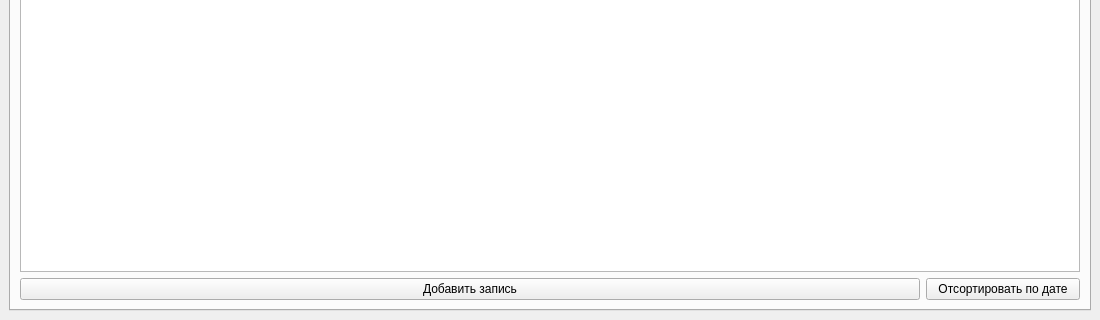
First picture: the form in Data_management/2/mainwindow.ui, repository lDeathlWhisperl/LETI, before the edit; both pictures show x 0 to 1100 and y 325 to 645 of the 1100 by 645 pixel window.
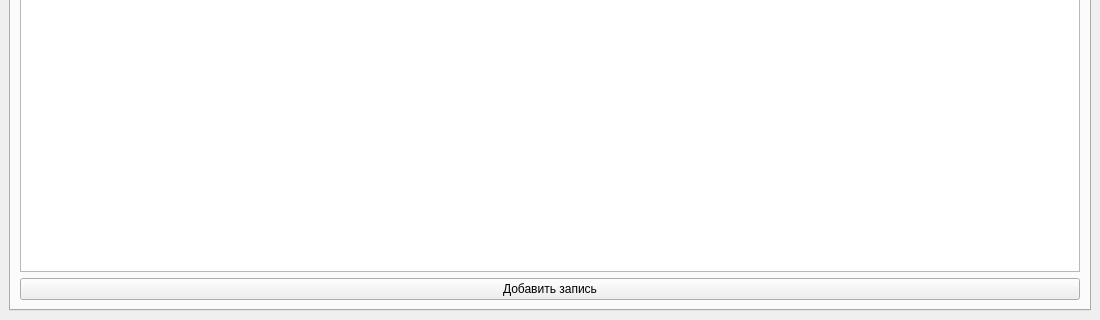
Second picture: the form after the edit.

```diff
--- a/Data_management/2/mainwindow.ui
+++ b/Data_management/2/mainwindow.ui
@@ -155,13 +155,13 @@
            <widget class="QPushButton" name="PB_m_entry">
             <property name="minimumSize">
              <size>
-              <width>900</width>
+              <width>0</width>
               <height>0</height>
              </size>
             </property>
             <property name="maximumSize">
              <size>
-              <width>900</width>
+              <width>16777215</width>
               <height>16777215</height>
              </size>
             </property>
@@ -170,13 +170,6 @@
             </property>
            </widget>
           </item>
-          <item>
-           <widget class="QPushButton" name="PB_sort">
-            <property name="text">
-             <string>Отсортировать по дате</string>
-            </property>
-           </widget>
-          </item>
          </layout>
         </item>
        </layout>
```
Left out of the diff: 2 changed lines with no effect on the pictures.
